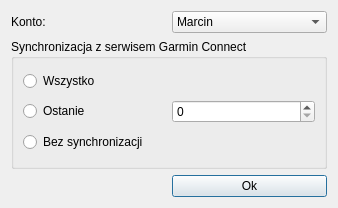
Qt form AccountDialog.ui (thewitcher/GarminCharts) before a commit.
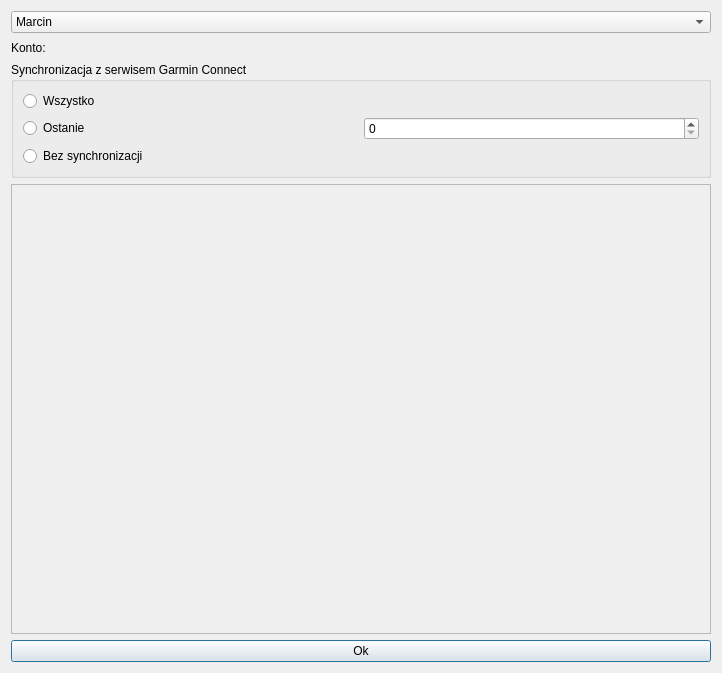
The same form after that commit.

The edit to the form file:
```diff
--- a/AccountDialog.ui
+++ b/AccountDialog.ui
@@ -6,36 +6,22 @@
    <rect>
     <x>0</x>
     <y>0</y>
-    <width>338</width>
-    <height>208</height>
+    <width>718</width>
+    <height>673</height>
    </rect>
   </property>
   <property name="windowTitle">
    <string>Dialog</string>
   </property>
   <layout class="QGridLayout" name="gridLayout_2">
-   <item row="0" column="0">
+   <item row="1" column="0">
     <widget class="QLabel" name="label">
      <property name="text">
       <string>Konto:</string>
      </property>
     </widget>
    </item>
-   <item row="0" column="1">
-    <widget class="QComboBox" name="m_pAccountComboBox">
-     <item>
-      <property name="text">
-       <string>Marcin</string>
-      </property>
-     </item>
-     <item>
-      <property name="text">
-       <string>Agnieszka</string>
-      </property>
-     </item>
-    </widget>
-   </item>
-   <item row="1" column="0" colspan="2">
+   <item row="2" column="0">
     <widget class="QGroupBox" name="groupBox">
      <property name="title">
       <string>Synchronizacja z serwisem Garmin Connect</string>
@@ -68,13 +54,80 @@
      </layout>
     </widget>
    </item>
-   <item row="2" column="1">
+   <item row="4" column="0">
     <widget class="QPushButton" name="m_pOkButton">
      <property name="text">
       <string>Ok</string>
      </property>
     </widget>
    </item>
+   <item row="3" column="0">
+    <widget class="QScrollArea" name="scrollArea">
+     <property name="minimumSize">
+      <size>
+       <width>700</width>
+       <height>450</height>
+      </size>
+     </property>
+     <property name="maximumSize">
+      <size>
+       <width>700</width>
+       <height>450</height>
+      </size>
+     </property>
+     <property name="widgetResizable">
+      <bool>true</bool>
+     </property>
+     <widget class="QWidget" name="scrollAreaWidgetContents">
+      <property name="geometry">
+       <rect>
+        <x>0</x>
+        <y>0</y>
+        <width>698</width>
+        <height>448</height>
+       </rect>
+      </property>
+      <layout class="QGridLayout" name="gridLayout_3">
+       <item row="0" column="0">
+        <widget class="QLabel" name="m_pOutputLabel">
+         <property name="minimumSize">
+          <size>
+           <width>0</width>
+           <height>0</height>
+          </size>
+         </property>
+         <property name="maximumSize">
+          <size>
+           <width>600</width>
+           <height>16777215</height>
+          </size>
+         </property>
+         <property name="text">
+          <string/>
+         </property>
+         <property name="alignment">
+          <set>Qt::AlignLeading|Qt::AlignLeft|Qt::AlignTop</set>
+         </property>
+        </widget>
+       </item>
+      </layout>
+     </widget>
+    </widget>
+   </item>
+   <item row="0" column="0">
+    <widget class="QComboBox" name="m_pAccountComboBox">
+     <item>
+      <property name="text">
+       <string>Marcin</string>
+      </property>
+     </item>
+     <item>
+      <property name="text">
+       <string>Agnieszka</string>
+      </property>
+     </item>
+    </widget>
+   </item>
   </layout>
  </widget>
  <resources/>
```
